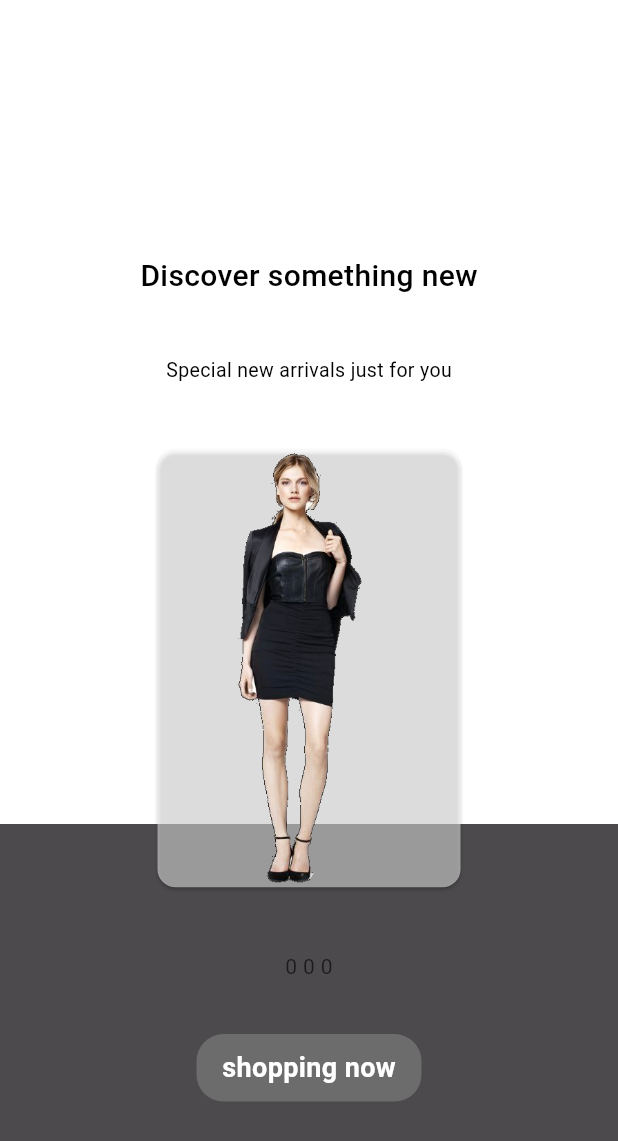
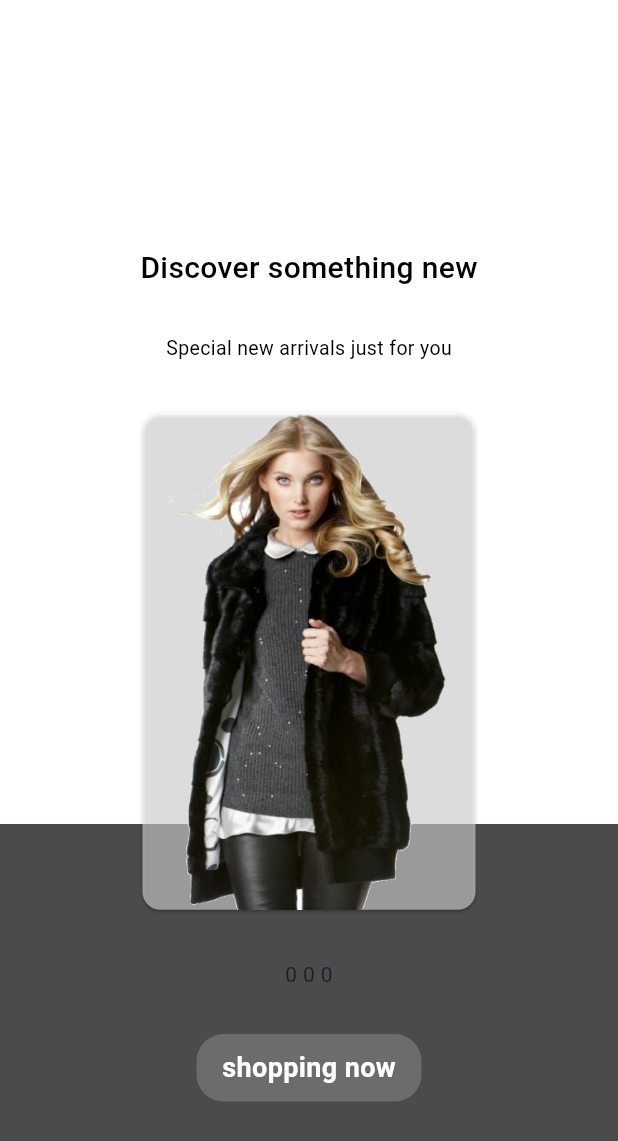
Before and after one commit to dragoncoder11/campcodeApp, a Flutter app: the screen it shows after launch, swiped to page 2, on a phone screen of 412 x 824 dp. Shown: the top 1141 px of the screen. Run offline on Flutter 3.47's test engine with Material 2 defaults, Android fonts, the phone set to English and light mode, and no system bars.

Commit message:
first commit

```diff
--- a/weatherapp/lib/pages/pageview.dart
+++ b/weatherapp/lib/pages/pageview.dart
@@ -2,9 +2,9 @@ import 'package:flutter/material.dart';
 import 'package:weatherapp/pages/pageview1.dart';
 import 'package:weatherapp/pages/pageview2.dart';
 
- var list = [PageView1(), PageView2(title1: 'Discover something new', title2: 'Special new arrivals just for you', imageurl: 'images/n1.png'),
- PageView2(title1: 'Update trendy outfit', title2: 'Favourite brands and hottest trends', imageurl: 'images/n2.png'),
- PageView2(title1: 'Explore your true style', title2: 'Relax and let us bring the style to you', imageurl: 'images/n3.png'),];
+ var list = [PageView1(), PageView2(title1: 'Discover something new', title2: 'Special new arrivals just for you', imageurl: 'images/g1.png'),
+ PageView2(title1: 'Update trendy outfit', title2: 'Favourite brands and hottest trends', imageurl: 'images/g2.png'),
+ PageView2(title1: 'Explore your true style', title2: 'Relax and let us bring the style to you', imageurl: 'images/g3.png'),];
 
 class PageViewUp extends StatelessWidget {
   const PageViewUp({super.key});
--- a/weatherapp/lib/pages/pageview1.dart
+++ b/weatherapp/lib/pages/pageview1.dart
@@ -12,7 +12,7 @@ import '../widgets/custombutton.dart';
           decoration: BoxDecoration(
               image: DecorationImage(
                   image: AssetImage(
-                    'images/z4.jpg',
+                    'images/n4.jpg',
                   ),
                   fit: BoxFit.cover)),
         ),
--- a/weatherapp/lib/pages/pageview2.dart
+++ b/weatherapp/lib/pages/pageview2.dart
@@ -43,8 +43,8 @@ class PageView2 extends StatelessWidget {
                       fontSize: 13,
                       ),),
                   Container(
-                    height: 300,
-                    width: 210,
+                    height: 340,
+                    width: 230,
                     child: Card(
                       color: Colors.white.withOpacity(0.5),
                       child: Center(child: Image.asset(imageurl)),
```
Also changed, not shown: weatherapp/images/f10.jpg (deleted), weatherapp/images/f11.jpg (deleted), weatherapp/images/g1.png (added), weatherapp/images/g2.png (added), weatherapp/images/g3.png (added), weatherapp/images/n1.png (deleted), weatherapp/images/n4.jpg (added), weatherapp/images/z1.jpg (deleted), weatherapp/images/z2.jpg (deleted), weatherapp/images/z3.jpg (deleted), weatherapp/images/z4.jpg (deleted), weatherapp/images/z5.jpg (deleted).
